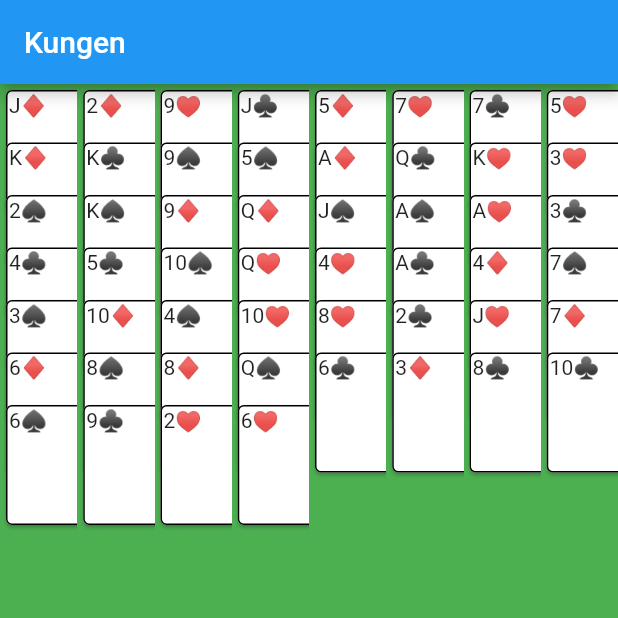
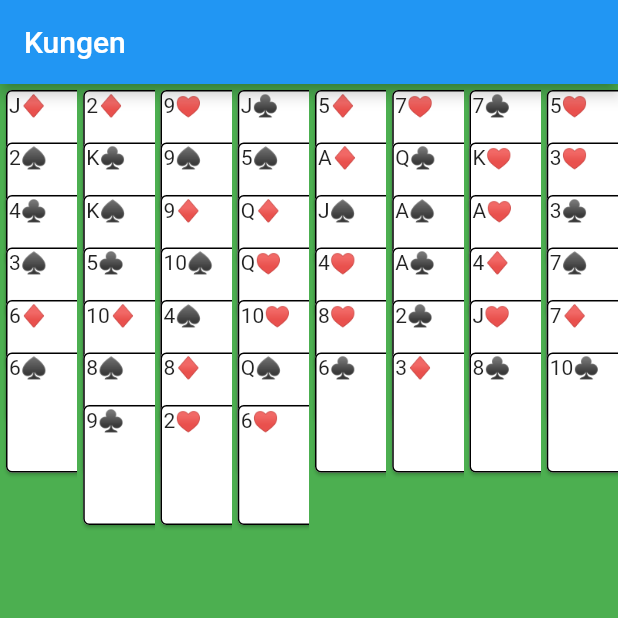
Before and after one commit to janne/freecell-flutter, a Flutter app: the screen it shows after launch, after a tap on an icon or button, on a phone screen of 412 x 824 dp, the top half of it. Run offline on Flutter 3.47's test engine with Material 2 defaults, Android fonts, the phone set to English and light mode, and no system bars.

Commit message:
Click card to remove

```diff
--- a/lib/board.dart
+++ b/lib/board.dart
@@ -5,15 +5,29 @@ import 'package:freecell/deck.dart';
 @immutable
 class Board {
   final int seed;
-  final List<Card?> freeCells = List.generate(4, (_) => null);
-  final homeCells = List.generate(8, (_) => <Card>[]);
-  late final List<List<Card>> tableau;
+  final List<Card?> freeCells;
+  final List<List<Card>> homeCells;
+  final List<List<Card>> tableau;
 
-  Board(this.seed) {
-    final List<List<Card>> tableau = List.generate(8, (_) => <Card>[]);
+  const Board({required this.seed, required this.freeCells, required this.homeCells, required this.tableau});
+
+  factory Board.withSeed(int seed) {
+    final List<Card?> freeCells = List.generate(4, (_) => null);
+    final tableau = List.generate(8, (_) => <Card>[]);
     for (final entry in Deck.shuffled(seed).cards.asMap().entries) {
       tableau[entry.key % 8].add(entry.value);
     }
-    this.tableau = tableau;
+    final homeCells = List.generate(8, (_) => <Card>[]);
+    return Board(seed: seed, freeCells: freeCells, tableau: tableau, homeCells: homeCells);
+  }
+
+  Board copyWith({
+    int? seed,
+    List<List<Card>>? tableau,
+    List<List<Card>>? homeCells,
+    List<Card?>? freeCells,
+  }) {
+    return Board(
+        seed: seed ?? this.seed, freeCells: freeCells ?? this.freeCells, homeCells: homeCells ?? this.homeCells, tableau: tableau ?? this.tableau);
   }
 }
--- a/lib/main.dart
+++ b/lib/main.dart
@@ -33,11 +33,14 @@ class MyHomePage extends StatefulWidget {
 }
 
 class _MyHomePageState extends State<MyHomePage> {
-  final board = Board(1);
+  var board = Board.withSeed(1);
 
-  void _draw() {
+  void _onTap(fc.Card card) {
     setState(() {
-      // _deck.cards.removeAt(0);
+      final tableau = board.tableau.map((stack) => stack.where((c) => c != card).toList()).toList();
+      final homeCells = board.homeCells.map((stack) => stack.where((c) => c != card).toList()).toList();
+      final freeCells = board.freeCells.map((c) => c == card ? null : c).toList();
+      board = board.copyWith(tableau: tableau, freeCells: freeCells, homeCells: homeCells);
     });
   }
 
@@ -49,7 +52,7 @@ class _MyHomePageState extends State<MyHomePage> {
       body: Row(
         children: board.tableau
             .map(
-              (cards) => Expanded(child: CardStack(cards: cards)),
+              (cards) => Expanded(child: CardStack(cards: cards, onTap: _onTap)),
             )
             .toList(),
       ),
--- a/lib/widgets/card_stack.dart
+++ b/lib/widgets/card_stack.dart
@@ -4,8 +4,9 @@ import 'package:freecell/widgets/playing_card.dart';
 
 class CardStack extends StatelessWidget {
   final List<fc.Card> cards;
+  final Function(fc.Card card) onTap;
 
-  const CardStack({super.key, required this.cards});
+  const CardStack({super.key, required this.cards, required this.onTap});
 
   @override
   Widget build(BuildContext context) {
@@ -17,7 +18,7 @@ class CardStack extends StatelessWidget {
               key,
               Positioned(
                 top: key * 35,
-                child: PlayingCard(card: card),
+                child: PlayingCard(card: card, onTap: onTap),
               ),
             ),
           )
--- a/lib/widgets/playing_card.dart
+++ b/lib/widgets/playing_card.dart
@@ -3,8 +3,9 @@ import 'package:freecell/card.dart' as fc;
 
 class PlayingCard extends StatelessWidget {
   final fc.Card card;
+  final Function(fc.Card card) onTap;
 
-  const PlayingCard({super.key, required this.card});
+  const PlayingCard({super.key, required this.card, required this.onTap});
 
   @override
   Widget build(BuildContext context) {
@@ -12,9 +13,7 @@ class PlayingCard extends StatelessWidget {
       width: 62,
       height: 88,
       child: InkWell(
-          onTap: () {
-            print("Clicked $card");
-          },
+          onTap: () => onTap(card),
           child: Card(
             shape: RoundedRectangleBorder(borderRadius: BorderRadius.circular(4), side: const BorderSide(color: Colors.black)),
             child: Padding(
```
